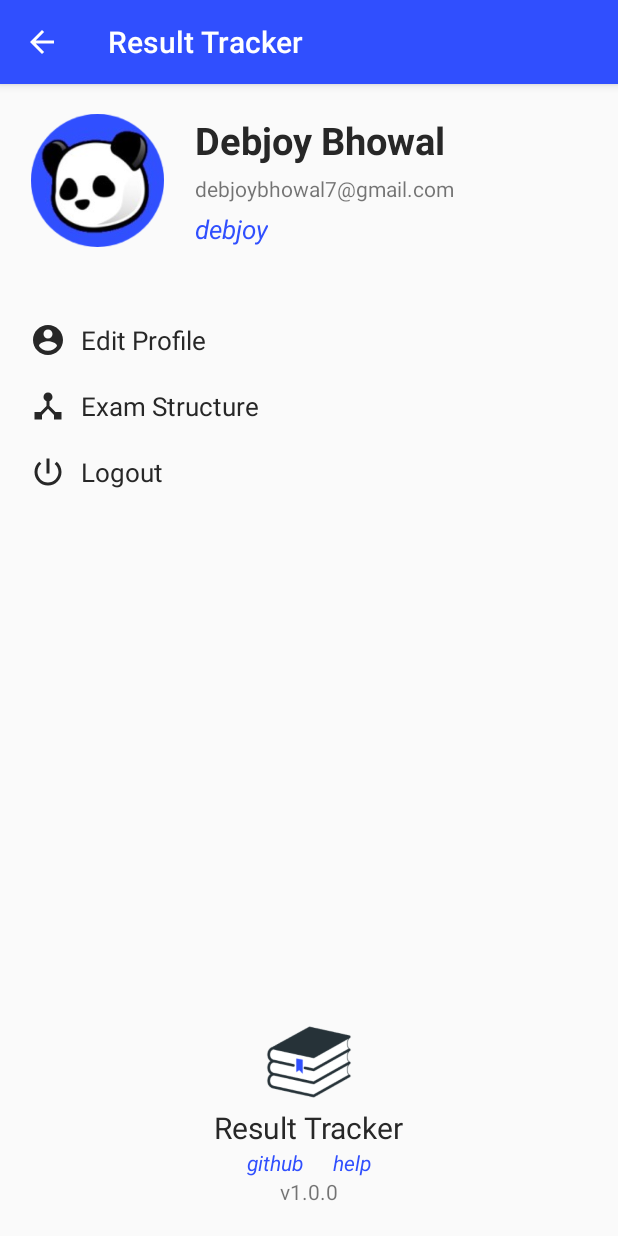
After one commit to Debjoy/ResultTrackerApp, an Android app: the GeneralActivity screen opened directly, with no data from a screen before it, on a phone screen of 412 x 824 dp. The commit adds this screen. Run offline under Robolectric (Android 15) with nearby library versions, the phone set to English and light mode, and no system bars; network calls fail.

Commit message:
Added a setings page

```diff
--- a/app/build.gradle
+++ b/app/build.gradle
@@ -31,4 +31,5 @@ dependencies {
     implementation 'com.github.PhilJay:MPAndroidChart:v3.1.0'
     implementation 'androidx.recyclerview:recyclerview:1.1.0'
     implementation 'com.nex3z:flow-layout:1.3.0'
+    implementation 'de.hdodenhof:circleimageview:3.1.0'
 }
--- /dev/null
+++ b/app/src/main/java/com/example/resulttracker/GeneralActivity.java
@@ -0,0 +1,14 @@
+package com.example.resulttracker;
+
+import androidx.appcompat.app.AppCompatActivity;
+
+import android.os.Bundle;
+
+public class GeneralActivity extends AppCompatActivity {
+
+    @Override
+    protected void onCreate(Bundle savedInstanceState) {
+        super.onCreate(savedInstanceState);
+        setContentView(R.layout.activity_general);
+    }
+}
--- a/app/src/main/java/com/example/resulttracker/HomeFragment.java
+++ b/app/src/main/java/com/example/resulttracker/HomeFragment.java
@@ -275,12 +275,12 @@ public class HomeFragment extends Fragment {
                                 LineDataSet dataSet = new LineDataSet(entries, "Marks");
                                 dataSet.setMode(LineDataSet.Mode.CUBIC_BEZIER);
                                 dataSet.setDrawFilled(true);
-                                dataSet.setFillColor(getResources().getColor(R.color.colorPrimary));
+                                dataSet.setFillColor(mContext.getResources().getColor(R.color.colorPrimary));
                                 dataSet.setDrawCircles(false);
                                 dataSet.setFillAlpha(255);
                                 dataSet.setDrawValues(false);
 
-                                dataSet.setColor(getResources().getColor(R.color.colorAccent));
+                                dataSet.setColor(mContext.getResources().getColor(R.color.colorAccent));
                                 LineData lineData = new LineData(dataSet);
                                 mLineChart.setData(lineData);
 
--- /dev/null
+++ b/app/src/main/res/drawable/ic_account_circle_black_24dp.xml
@@ -0,0 +1,9 @@
+<vector xmlns:android="http://schemas.android.com/apk/res/android"
+        android:width="24dp"
+        android:height="24dp"
+        android:viewportWidth="24.0"
+        android:viewportHeight="24.0">
+    <path
+        android:fillColor="#FF000000"
+        android:pathData="M12,2C6.48,2 2,6.48 2,12s4.48,10 10,10 10,-4.48 10,-10S17.52,2 12,2zM12,5c1.66,0 3,1.34 3,3s-1.34,3 -3,3 -3,-1.34 -3,-3 1.34,-3 3,-3zM12,19.2c-2.5,0 -4.71,-1.28 -6,-3.22 0.03,-1.99 4,-3.08 6,-3.08 1.99,0 5.97,1.09 6,3.08 -1.29,1.94 -3.5,3.22 -6,3.22z"/>
+</vector>
--- /dev/null
+++ b/app/src/main/res/drawable/ic_device_hub_black_24dp.xml
@@ -0,0 +1,9 @@
+<vector xmlns:android="http://schemas.android.com/apk/res/android"
+        android:width="24dp"
+        android:height="24dp"
+        android:viewportWidth="24.0"
+        android:viewportHeight="24.0">
+    <path
+        android:fillColor="#FF000000"
+        android:pathData="M17,16l-4,-4V8.82C14.16,8.4 15,7.3 15,6c0,-1.66 -1.34,-3 -3,-3S9,4.34 9,6c0,1.3 0.84,2.4 2,2.82V12l-4,4H3v5h5v-3.05l4,-4.2 4,4.2V21h5v-5h-4z"/>
+</vector>
--- /dev/null
+++ b/app/src/main/res/layout/activity_general.xml
@@ -0,0 +1,140 @@
+<?xml version="1.0" encoding="utf-8"?>
+<LinearLayout xmlns:android="http://schemas.android.com/apk/res/android"
+    xmlns:app="http://schemas.android.com/apk/res-auto"
+    xmlns:tools="http://schemas.android.com/tools"
+    android:layout_width="match_parent"
+    android:orientation="vertical"
+    android:layout_height="match_parent"
+    tools:context=".GeneralActivity">
+    <LinearLayout
+        android:layout_width="match_parent"
+        android:layout_height="wrap_content"
+        android:padding="20dp"
+        android:orientation="horizontal">
+
+        <ImageView
+            android:layout_width="90dp"
+            android:layout_height="match_parent"
+            android:src="@drawable/avatar"
+            android:layout_marginRight="20dp"/>
+        <LinearLayout
+            android:layout_width="wrap_content"
+            android:layout_height="wrap_content"
+            android:orientation="vertical"
+            android:layout_weight="1">
+            <TextView
+                android:layout_width="wrap_content"
+                android:layout_height="wrap_content"
+                android:textSize="25sp"
+                android:textStyle="bold"
+                android:textColor="@color/colorText"
+                android:layout_marginBottom="5dp"
+                android:text="Debjoy Bhowal"/>
+            <TextView
+                android:layout_width="wrap_content"
+                android:layout_height="wrap_content"
+                android:layout_marginBottom="5dp"
+                android:text="debjoybhowal7@gmail.com"/>
+            <TextView
+                android:layout_width="wrap_content"
+                android:layout_height="wrap_content"
+                android:text="debjoy"
+                android:textColor="@color/colorPrimary"
+                android:textStyle="italic"
+                android:textSize="17sp"/>
+        </LinearLayout>
+    </LinearLayout>
+    <LinearLayout
+        android:layout_width="match_parent"
+        android:layout_height="wrap_content"
+        android:layout_marginTop="20dp"
+        android:orientation="vertical">
+        <TextView
+            android:layout_width="match_parent"
+            android:layout_height="wrap_content"
+            android:text="Edit Profile"
+            android:textColor="@color/colorText"
+            android:background="?android:attr/selectableItemBackground"
+            android:clickable="true"
+            android:drawableLeft="@drawable/ic_account_circle_black_24dp"
+            android:drawableTint="@color/colorText"
+            android:drawablePadding="10dp"
+            android:textSize="17sp"
+            android:paddingVertical="10dp"
+            android:paddingHorizontal="20dp"
+            />
+        <TextView
+            android:layout_width="match_parent"
+            android:layout_height="wrap_content"
+            android:text="Exam Structure"
+            android:textColor="@color/colorText"
+            android:background="?android:attr/selectableItemBackground"
+            android:clickable="true"
+            android:drawableLeft="@drawable/ic_device_hub_black_24dp"
+            android:drawableTint="@color/colorText"
+            android:drawablePadding="10dp"
+            android:textSize="17sp"
+            android:paddingVertical="10dp"
+            android:paddingHorizontal="20dp"
+            />
+        <TextView
+            android:layout_width="match_parent"
+            android:layout_height="wrap_content"
+            android:text="Logout"
+            android:textColor="@color/colorText"
+            android:background="?android:attr/selectableItemBackground"
+            android:clickable="true"
+            android:drawableLeft="@drawable/ic_power_settings_new_black_24dp"
+            android:drawableTint="@color/colorText"
+            android:drawablePadding="10dp"
+            android:textSize="17sp"
+            android:paddingVertical="10dp"
+            android:paddingHorizontal="20dp"
+            />
+    </LinearLayout>
+    <RelativeLayout
+        android:layout_width="match_parent"
+        android:layout_height="match_parent">
+        <LinearLayout
+            android:layout_width="match_parent"
+            android:layout_height="wrap_content"
+            android:orientation="vertical"
+            android:gravity="center"
+            android:layout_alignParentBottom="true"
+            android:layout_marginBottom="20dp">
+
+            <ImageView
+                android:layout_width="60dp"
+                android:layout_height="60dp"
+                android:src="@drawable/logo" />
+            <TextView
+                android:layout_width="wrap_content"
+                android:layout_height="wrap_content"
+                android:textSize="20sp"
+                android:textColor="@color/colorText"
+                android:text="Result Tracker"/>
+            <LinearLayout
+                android:layout_width="wrap_content"
+                android:layout_height="wrap_content"
+                android:orientation="horizontal">
+                <TextView
+                    android:layout_width="wrap_content"
+                    android:layout_height="wrap_content"
+                    android:text="github"
+                    android:textColor="@color/colorPrimary"
+                    android:layout_marginRight="20dp"
+                    android:textStyle="italic"/>
+                <TextView
+                    android:layout_width="wrap_content"
+                    android:layout_height="wrap_content"
+                    android:text="help"
+                    android:textColor="@color/colorPrimary"
+                    android:textStyle="italic"/>
+            </LinearLayout>
+            <TextView
+                android:layout_width="wrap_content"
+                android:layout_height="wrap_content"
+                android:text="v1.0.0"/>
+        </LinearLayout>
+    </RelativeLayout>
+</LinearLayout>
--- a/app/src/main/res/menu/actionbar_menu.xml
+++ b/app/src/main/res/menu/actionbar_menu.xml
@@ -7,4 +7,10 @@
         android:title="Log Out"
         android:iconTint="@color/colorWhite"
         app:showAsAction="always"/>
+    <item
+        android:id="@+id/action_general"
+        android:icon="@drawable/ic_settings_black_24dp"
+        android:title="Log Out"
+        android:iconTint="@color/colorWhite"
+        app:showAsAction="always"/>
 </menu>
```
Also changed, not shown: app/src/main/AndroidManifest.xml (+10 -5 lines), app/src/main/java/com/example/resulttracker/DashActivity.java (+10 -0 lines), app/src/main/java/com/example/resulttracker/InputFragment.java (+17 -0 lines), app/src/main/res/drawable/ic_settings_black_24dp.xml (added, +9 -0 lines), app/src/main/res/layout/alert_input_info_no_marks.xml (added, +86 -0 lines), app/src/main/res/drawable-v24/avatar.png (added).
